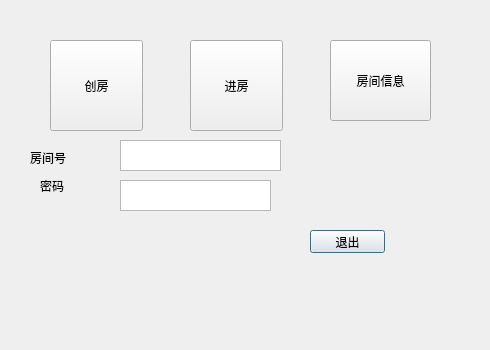
L-Jay1999/ChattingRoom, file chat/login.ui: the form before one commit.
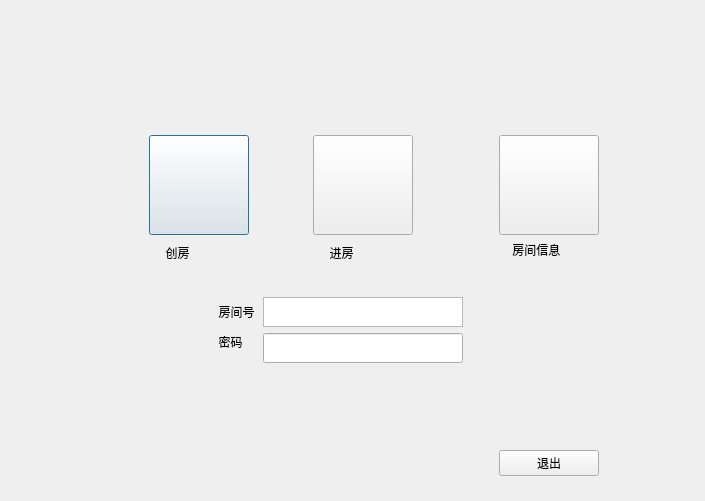
The form after the commit.

Diff of the .ui file:
```diff
--- a/chat/login.ui
+++ b/chat/login.ui
@@ -6,110 +6,262 @@
    <rect>
     <x>0</x>
     <y>0</y>
-    <width>490</width>
-    <height>350</height>
+    <width>705</width>
+    <height>501</height>
    </rect>
   </property>
   <property name="windowTitle">
    <string>Dialog</string>
   </property>
-  <widget class="QLabel" name="label">
+  <widget class="QWidget" name="">
    <property name="geometry">
     <rect>
-     <x>30</x>
-     <y>150</y>
-     <width>61</width>
-     <height>16</height>
+     <x>82</x>
+     <y>135</y>
+     <width>583</width>
+     <height>341</height>
     </rect>
    </property>
-   <property name="text">
-    <string>房间号</string>
-   </property>
-  </widget>
-  <widget class="QLabel" name="label_2">
-   <property name="geometry">
-    <rect>
-     <x>40</x>
-     <y>180</y>
-     <width>54</width>
-     <height>12</height>
-    </rect>
-   </property>
-   <property name="text">
-    <string>密码</string>
-   </property>
-  </widget>
-  <widget class="QPushButton" name="exit">
-   <property name="geometry">
-    <rect>
-     <x>310</x>
-     <y>230</y>
-     <width>75</width>
-     <height>23</height>
-    </rect>
-   </property>
-   <property name="text">
-    <string>退出</string>
-   </property>
-  </widget>
-  <widget class="QPushButton" name="create">
-   <property name="geometry">
-    <rect>
-     <x>50</x>
-     <y>40</y>
-     <width>93</width>
-     <height>91</height>
-    </rect>
-   </property>
-   <property name="text">
-    <string>创房</string>
-   </property>
-  </widget>
-  <widget class="QPushButton" name="enter">
-   <property name="geometry">
-    <rect>
-     <x>190</x>
-     <y>40</y>
-     <width>93</width>
-     <height>91</height>
-    </rect>
-   </property>
-   <property name="text">
-    <string>进房</string>
-   </property>
-  </widget>
-  <widget class="QPushButton" name="pushButton">
-   <property name="geometry">
-    <rect>
-     <x>330</x>
-     <y>40</y>
-     <width>101</width>
-     <height>81</height>
-    </rect>
-   </property>
-   <property name="text">
-    <string>房间信息</string>
-   </property>
-  </widget>
-  <widget class="QPlainTextEdit" name="roomName">
-   <property name="geometry">
-    <rect>
-     <x>120</x>
-     <y>140</y>
-     <width>161</width>
-     <height>31</height>
-    </rect>
-   </property>
-  </widget>
-  <widget class="QPlainTextEdit" name="roomPassword">
-   <property name="geometry">
-    <rect>
-     <x>120</x>
-     <y>180</y>
-     <width>151</width>
-     <height>31</height>
-    </rect>
-   </property>
+   <layout class="QGridLayout" name="gridLayout">
+    <item row="0" column="0">
+     <spacer name="horizontalSpacer_9">
+      <property name="orientation">
+       <enum>Qt::Horizontal</enum>
+      </property>
+      <property name="sizeHint" stdset="0">
+       <size>
+        <width>40</width>
+        <height>20</height>
+       </size>
+      </property>
+     </spacer>
+    </item>
+    <item row="0" column="1" colspan="2">
+     <widget class="QPushButton" name="create">
+      <property name="minimumSize">
+       <size>
+        <width>100</width>
+        <height>100</height>
+       </size>
+      </property>
+      <property name="text">
+       <string/>
+      </property>
+     </widget>
+    </item>
+    <item row="0" column="3" colspan="2">
+     <spacer name="horizontalSpacer">
+      <property name="orientation">
+       <enum>Qt::Horizontal</enum>
+      </property>
+      <property name="sizeHint" stdset="0">
+       <size>
+        <width>9</width>
+        <height>20</height>
+       </size>
+      </property>
+     </spacer>
+    </item>
+    <item row="0" column="5">
+     <widget class="QPushButton" name="enter">
+      <property name="minimumSize">
+       <size>
+        <width>100</width>
+        <height>100</height>
+       </size>
+      </property>
+      <property name="maximumSize">
+       <size>
+        <width>100</width>
+        <height>16777215</height>
+       </size>
+      </property>
+      <property name="text">
+       <string/>
+      </property>
+     </widget>
+    </item>
+    <item row="0" column="7">
+     <spacer name="horizontalSpacer_2">
+      <property name="orientation">
+       <enum>Qt::Horizontal</enum>
+      </property>
+      <property name="sizeType">
+       <enum>QSizePolicy::Minimum</enum>
+      </property>
+      <property name="sizeHint" stdset="0">
+       <size>
+        <width>30</width>
+        <height>20</height>
+       </size>
+      </property>
+     </spacer>
+    </item>
+    <item row="0" column="8" colspan="2">
+     <widget class="QPushButton" name="pushButton">
+      <property name="minimumSize">
+       <size>
+        <width>100</width>
+        <height>100</height>
+       </size>
+      </property>
+      <property name="text">
+       <string/>
+      </property>
+     </widget>
+    </item>
+    <item row="0" column="10">
+     <spacer name="horizontalSpacer_10">
+      <property name="orientation">
+       <enum>Qt::Horizontal</enum>
+      </property>
+      <property name="sizeHint" stdset="0">
+       <size>
+        <width>40</width>
+        <height>20</height>
+       </size>
+      </property>
+     </spacer>
+    </item>
+    <item row="1" column="1" rowspan="2">
+     <widget class="QLabel" name="label_3">
+      <property name="maximumSize">
+       <size>
+        <width>100</width>
+        <height>20</height>
+       </size>
+      </property>
+      <property name="text">
+       <string>     创房</string>
+      </property>
+     </widget>
+    </item>
+    <item row="1" column="5" rowspan="2">
+     <widget class="QLabel" name="label_4">
+      <property name="maximumSize">
+       <size>
+        <width>100</width>
+        <height>20</height>
+       </size>
+      </property>
+      <property name="text">
+       <string>     进房</string>
+      </property>
+     </widget>
+    </item>
+    <item row="1" column="6" rowspan="3">
+     <spacer name="verticalSpacer_2">
+      <property name="orientation">
+       <enum>Qt::Vertical</enum>
+      </property>
+      <property name="sizeHint" stdset="0">
+       <size>
+        <width>20</width>
+        <height>40</height>
+       </size>
+      </property>
+     </spacer>
+    </item>
+    <item row="1" column="8">
+     <widget class="QLabel" name="label_5">
+      <property name="maximumSize">
+       <size>
+        <width>16777215</width>
+        <height>20</height>
+       </size>
+      </property>
+      <property name="text">
+       <string>    房间信息</string>
+      </property>
+     </widget>
+    </item>
+    <item row="3" column="0">
+     <spacer name="horizontalSpacer_5">
+      <property name="orientation">
+       <enum>Qt::Horizontal</enum>
+      </property>
+      <property name="sizeHint" stdset="0">
+       <size>
+        <width>40</width>
+        <height>20</height>
+       </size>
+      </property>
+     </spacer>
+    </item>
+    <item row="3" column="10">
+     <spacer name="horizontalSpacer_6">
+      <property name="orientation">
+       <enum>Qt::Horizontal</enum>
+      </property>
+      <property name="sizeHint" stdset="0">
+       <size>
+        <width>13</width>
+        <height>17</height>
+       </size>
+      </property>
+     </spacer>
+    </item>
+    <item row="4" column="2" colspan="2">
+     <widget class="QLabel" name="label">
+      <property name="text">
+       <string>     房间号</string>
+      </property>
+     </widget>
+    </item>
+    <item row="4" column="4" colspan="3">
+     <widget class="QPlainTextEdit" name="roomName">
+      <property name="maximumSize">
+       <size>
+        <width>200</width>
+        <height>30</height>
+       </size>
+      </property>
+     </widget>
+    </item>
+    <item row="5" column="2" colspan="2">
+     <widget class="QLabel" name="label_2">
+      <property name="text">
+       <string>     密码</string>
+      </property>
+     </widget>
+    </item>
+    <item row="5" column="4" rowspan="2" colspan="3">
+     <widget class="QLineEdit" name="roomPassword">
+      <property name="minimumSize">
+       <size>
+        <width>0</width>
+        <height>30</height>
+       </size>
+      </property>
+      <property name="maximumSize">
+       <size>
+        <width>200</width>
+        <height>30</height>
+       </size>
+      </property>
+     </widget>
+    </item>
+    <item row="7" column="9">
+     <spacer name="verticalSpacer">
+      <property name="orientation">
+       <enum>Qt::Vertical</enum>
+      </property>
+      <property name="sizeHint" stdset="0">
+       <size>
+        <width>20</width>
+        <height>60</height>
+       </size>
+      </property>
+     </spacer>
+    </item>
+    <item row="8" column="8" colspan="2">
+     <widget class="QPushButton" name="exit">
+      <property name="text">
+       <string>退出</string>
+      </property>
+     </widget>
+    </item>
+   </layout>
   </widget>
  </widget>
  <resources/>
```
